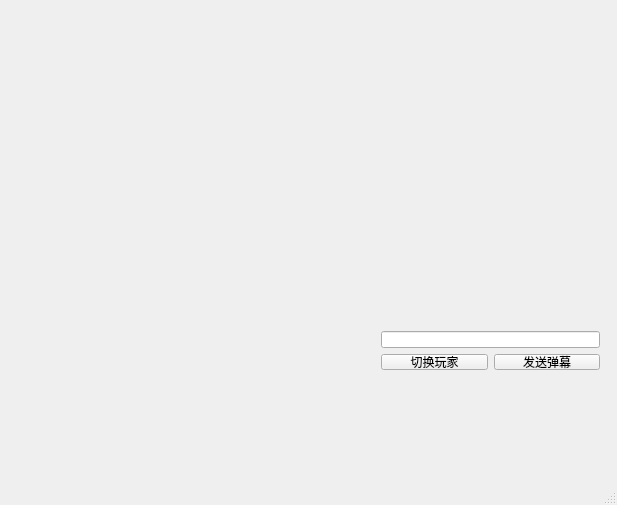
The window that mainwindow.ui (translee/chengyuGame) describes before a commit, drawn with Qt 5.
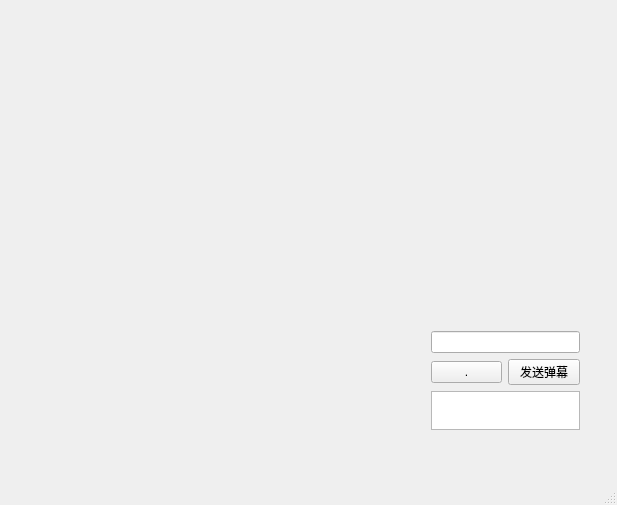
The same window after the commit.

What changed in the file:
```diff
--- a/mainwindow.ui
+++ b/mainwindow.ui
@@ -30,8 +30,8 @@
      <rect>
       <x>0</x>
       <y>310</y>
-      <width>361</width>
-      <height>171</height>
+      <width>411</width>
+      <height>161</height>
      </rect>
     </property>
     <layout class="QVBoxLayout" name="verticalLayout_status"/>
@@ -39,30 +39,36 @@
    <widget class="QWidget" name="gridLayoutWidget">
     <property name="geometry">
      <rect>
-      <x>370</x>
+      <x>420</x>
       <y>320</y>
-      <width>241</width>
-      <height>61</height>
+      <width>171</width>
+      <height>121</height>
      </rect>
     </property>
     <layout class="QGridLayout" name="gridLayout">
-     <item row="1" column="1">
+     <property name="sizeConstraint">
+      <enum>QLayout::SetDefaultConstraint</enum>
+     </property>
+     <item row="2" column="1" colspan="2">
+      <widget class="QTextBrowser" name="textBrowser"/>
+     </item>
+     <item row="1" column="2">
       <widget class="QPushButton" name="pushButton">
        <property name="text">
         <string>发送弹幕</string>
        </property>
       </widget>
      </item>
-     <item row="0" column="0" colspan="2">
-      <widget class="QLineEdit" name="lineEdit"/>
-     </item>
-     <item row="1" column="0">
+     <item row="1" column="1">
       <widget class="QPushButton" name="pushButton_2">
        <property name="text">
-        <string>切换玩家</string>
+        <string>.</string>
        </property>
       </widget>
      </item>
+     <item row="0" column="1" colspan="2">
+      <widget class="QLineEdit" name="lineEdit"/>
+     </item>
     </layout>
    </widget>
   </widget>
```
